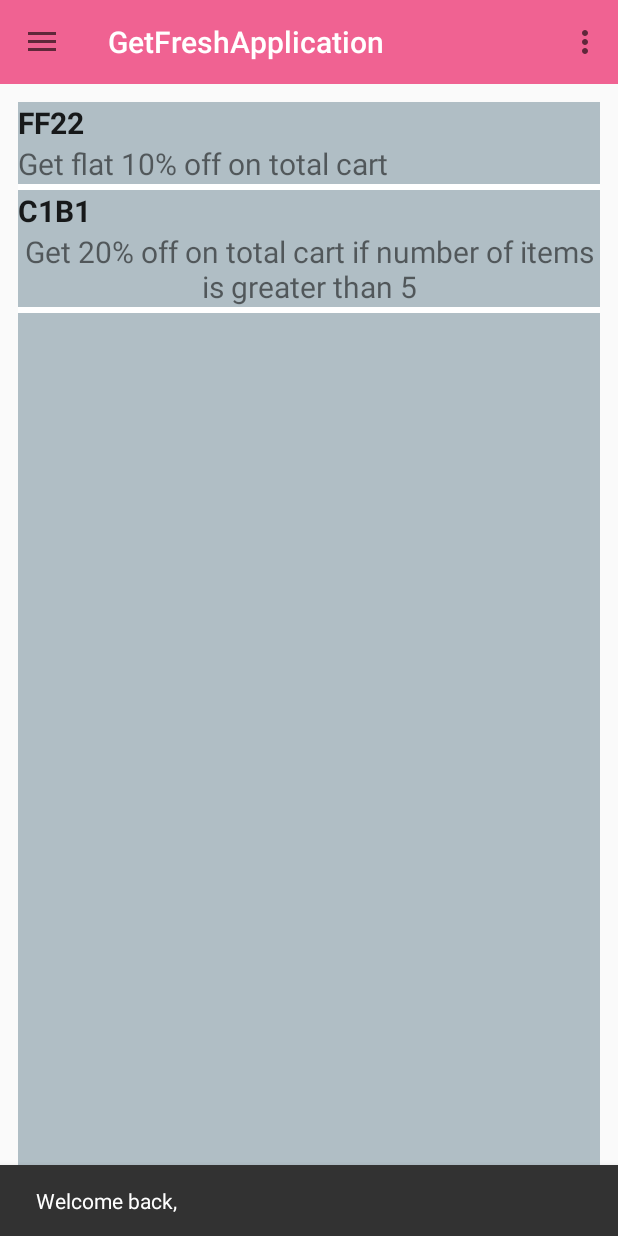
After one commit to ishaanj/GetFreshApp, an Android app: the fragment PromoFragment placed in its activity, on a phone screen of 412 x 824 dp. The commit adds this screen. Run offline under Robolectric (Android 15) with nearby library versions, the phone set to English and light mode, and no system bars.

Commit message:
Added the promo fragment

```diff
--- a/app/src/main/java/getfresh/com/getfreshapplication/MainActivity.java
+++ b/app/src/main/java/getfresh/com/getfreshapplication/MainActivity.java
@@ -22,6 +22,7 @@ import getfresh.com.getfreshapplication.data.Cart;
 import getfresh.com.getfreshapplication.fragment.CartFragment;
 import getfresh.com.getfreshapplication.fragment.MainActivityFragment;
 import getfresh.com.getfreshapplication.fragment.NavigationDrawerFragment;
+import getfresh.com.getfreshapplication.fragment.PromoFragment;
 import getfresh.com.getfreshapplication.settings.SettingsActivity;
 
 
@@ -31,6 +32,7 @@ public class MainActivity extends AppCompatActivity implements NavigationDrawerF
     private ArrayList<Cart> cartList;
     private MainActivityFragment mainActivityFragment;
     private CartFragment cartFragment;
+    private PromoFragment promoFragment;
     private double cartTotal;
 
     private static final String TAG = "MainAcitivity";
@@ -121,6 +123,13 @@ public class MainActivity extends AppCompatActivity implements NavigationDrawerF
             Intent i = new Intent(this, SettingsActivity.class);
             startActivity(i);
         }
+        else if(position == 3){
+            promoFragment = (promoFragment == null)? new PromoFragment():promoFragment;
+
+            fragmentManager.beginTransaction()
+                    .replace(R.id.container, promoFragment)
+                    .commit();
+        }
 
     }
 
@@ -135,6 +144,8 @@ public class MainActivity extends AppCompatActivity implements NavigationDrawerF
             case 3:
                 mTitle = getString(R.string.title_section3);
                 break;
+            case 4:
+                mTitle = getString(R.string.title_section4);
         }
     }
 
--- a/app/src/main/java/getfresh/com/getfreshapplication/data/EmailMessage.java
+++ b/app/src/main/java/getfresh/com/getfreshapplication/data/EmailMessage.java
@@ -16,7 +16,7 @@ import java.util.Calendar;
 public class EmailMessage {
 
     //Set your uncles email address here
-    private static final String emailAddress = "abc@gmail.com";
+    private static final String emailAddress = "ishjain321@gmail.com";
 
     private String subject;
     private String message;
--- a/app/src/main/java/getfresh/com/getfreshapplication/fragment/NavigationDrawerFragment.java
+++ b/app/src/main/java/getfresh/com/getfreshapplication/fragment/NavigationDrawerFragment.java
@@ -106,7 +106,8 @@ public class NavigationDrawerFragment extends Fragment {
                 new String[]{
                         getString(R.string.title_section1),
                         getString(R.string.title_section2),
-                        getString(R.string.title_section3)
+                        getString(R.string.title_section3),
+                        getString(R.string.title_section4)
                 }));
         mDrawerListView.setItemChecked(mCurrentSelectedPosition, true);
         return mDrawerListView;
--- /dev/null
+++ b/app/src/main/java/getfresh/com/getfreshapplication/fragment/PromoFragment.java
@@ -0,0 +1,102 @@
+package getfresh.com.getfreshapplication.fragment;
+
+import android.content.Context;
+import android.os.Bundle;
+import android.support.annotation.Nullable;
+import android.support.v4.app.Fragment;
+import android.view.LayoutInflater;
+import android.view.View;
+import android.view.ViewGroup;
+import android.widget.BaseAdapter;
+import android.widget.ListView;
+import android.widget.TextView;
+
+import getfresh.com.getfreshapplication.R;
+
+/**
+ * Created by Ishaan on 6/21/2015.
+ */
+public class PromoFragment extends Fragment {
+
+    private static int CODE_APPLIED = 0;
+    private ListView lv;
+    private PromoArrayAdapter promoArrayAdapter;
+
+    @Override
+    public void onCreate(@Nullable Bundle savedInstanceState) {
+        super.onCreate(savedInstanceState);
+    }
+
+    @Nullable
+    @Override
+    public View onCreateView(LayoutInflater inflater, @Nullable ViewGroup container, @Nullable Bundle savedInstanceState) {
+
+        View v = inflater.inflate(R.layout.fragment_promo, container, false);
+
+        lv = (ListView) v.findViewById(R.id.promo_list);
+        promoArrayAdapter = new PromoArrayAdapter(getActivity());
+
+        lv.setAdapter(promoArrayAdapter);
+
+        return v;
+    }
+
+
+    private class PromoArrayAdapter extends BaseAdapter {
+
+        private LayoutInflater inflater;
+        private String[] promo_desc;
+        private String[] promo_title;
+
+        public PromoArrayAdapter(Context context) {
+            inflater = LayoutInflater.from(context);
+            promo_desc = getActivity().getResources().getStringArray(R.array.promo_desc);
+            promo_title = getActivity().getResources().getStringArray(R.array.promo_code);
+        }
+
+        @Override
+        public int getCount() {
+            return promo_title.length;
+        }
+
+        @Override
+        public String getItem(int position) {
+            return promo_title[position];
+        }
+
+        @Override
+        public long getItemId(int position) {
+            return position;
+        }
+
+        @Override
+        public View getView(int position, View convertView, ViewGroup parent) {
+            View v;
+            ViewHolder vh;
+
+            if (convertView == null) {
+                v = inflater.inflate(R.layout.fragment_promo_list, parent, false);
+                vh = new ViewHolder(v);
+            } else {
+                v = convertView;
+                vh = (ViewHolder) v.getTag();
+            }
+
+            vh.title.setText(promo_title[position]);
+            vh.desc.setText(promo_desc[position]);
+
+            return v;
+        }
+
+        private class ViewHolder {
+            TextView title, desc;
+
+            public ViewHolder(View v) {
+                title = (TextView) v.findViewById(R.id.promo_item_title);
+                desc = (TextView) v.findViewById(R.id.promo_item_desc);
+
+                v.setTag(this);
+            }
+        }
+    }
+}
--- /dev/null
+++ b/app/src/main/res/layout/fragment_promo.xml
@@ -0,0 +1,23 @@
+<?xml version="1.0" encoding="utf-8"?>
+<LinearLayout xmlns:android="http://schemas.android.com/apk/res/android"
+    xmlns:tools="http://schemas.android.com/tools"
+    android:orientation="vertical"
+    android:layout_width="match_parent"
+    android:layout_height="match_parent">
+
+    <ListView
+        android:layout_width="match_parent"
+        android:layout_height="match_parent"
+        android:id="@+id/promo_list"
+        android:layout_alignParentTop="true"
+        android:layout_alignParentLeft="true"
+        android:layout_alignParentStart="true"
+        tools:listitem="@layout/fragment_promo_code"
+        android:background="#B0BEC5"
+        android:divider="#FFFFFF"
+        android:dividerHeight="4dp"
+        android:layout_marginLeft="12dp"
+        android:layout_marginRight="12dp"
+        android:layout_marginTop="12dp" />
+
+</LinearLayout>
--- /dev/null
+++ b/app/src/main/res/layout/fragment_promo_list.xml
@@ -0,0 +1,25 @@
+<RelativeLayout xmlns:android="http://schemas.android.com/apk/res/android"
+    android:orientation="vertical" android:layout_width="match_parent"
+    android:layout_height="match_parent">
+
+    <TextView
+        android:layout_width="wrap_content"
+        android:layout_height="wrap_content"
+        android:textAppearance="?android:attr/textAppearanceLarge"
+        android:textStyle="bold"
+        android:text="Large Text"
+        android:id="@+id/promo_item_title"
+        android:layout_alignParentLeft="true"
+        android:layout_alignParentStart="true"
+        android:textSize="20sp" />
+
+    <TextView
+        android:layout_width="wrap_content"
+        android:layout_height="wrap_content"
+        android:gravity="center"
+        android:id="@+id/promo_item_desc"
+        android:textSize="20dp"
+        android:layout_alignParentLeft="true"
+        android:layout_below="@id/promo_item_title"/>
+
+</RelativeLayout>
--- a/app/src/main/res/values/arrays.xml
+++ b/app/src/main/res/values/arrays.xml
@@ -121,4 +121,14 @@
 
     </string-array>
 
+
+    <string-array name="promo_code">
+        <item>FF22</item>
+        <item>C1B1</item>
+    </string-array>
+
+    <string-array name="promo_desc">
+        <item>Get flat 10% off on total cart</item>
+        <item>Get 20% off on total cart if number of items is greater than 5</item>
+    </string-array>
 </resources>
--- a/app/src/main/res/values/strings.xml
+++ b/app/src/main/res/values/strings.xml
@@ -6,6 +6,7 @@
     <string name="title_section1">Home</string>
     <string name="title_section2">Cart</string>
     <string name="title_section3">Settings</string>
+    <string name="title_section4">Promotions</string>
     <string name="navigation_drawer_open">Open navigation drawer</string>
     <string name="navigation_drawer_close">Close navigation drawer</string>
     <string name="action_example">Example action</string>
```
Also changed, not shown: 3 other files.
